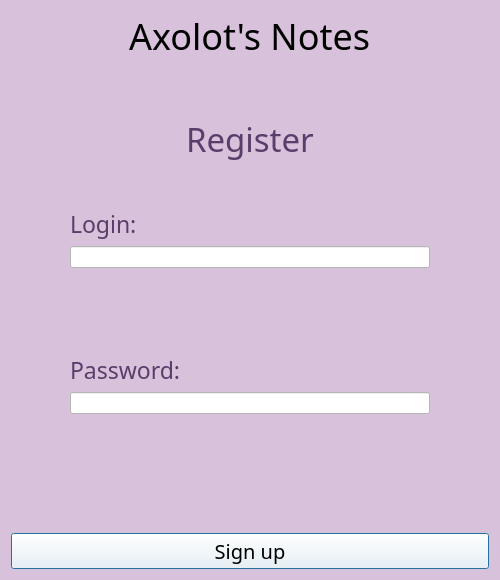
Above: Interface_files/WindowSignin.ui from Ephirious/Notes-TaskManager before the change. Below: the same form after it.
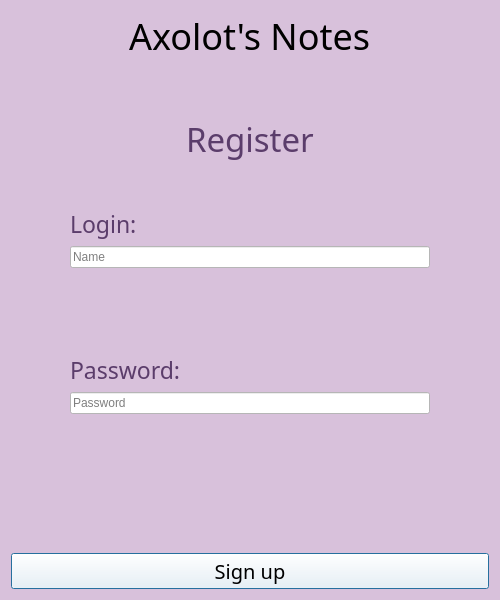
That is the form after the change. Icons and pictures are not drawn.

```diff
--- a/Interface_files/WindowSignin.ui
+++ b/Interface_files/WindowSignin.ui
@@ -7,7 +7,7 @@
     <x>0</x>
     <y>0</y>
     <width>500</width>
-    <height>580</height>
+    <height>600</height>
    </rect>
   </property>
   <property name="maximumSize">
@@ -144,7 +144,18 @@
         <item>
          <widget class="QLineEdit" name="lineEdit_login">
           <property name="styleSheet">
-           <string notr="true">background-color: rgb(255, 255, 255);</string>
+           <string notr="true">QLineEdit {
+background-color: white;
+font: 11pt &quot;Sitka&quot;;
+color: black;
+}
+QLineEdit:hover {
+background-color: rgb(225, 225, 225);
+}
+
+QLineEdit:pressed {
+background-color: white;
+}</string>
           </property>
           <property name="inputMask">
            <string/>
@@ -158,6 +169,9 @@
           <property name="readOnly">
            <bool>false</bool>
           </property>
+          <property name="placeholderText">
+           <string>Name</string>
+          </property>
           <property name="clearButtonEnabled">
            <bool>true</bool>
           </property>
@@ -201,11 +215,25 @@
         <item>
          <widget class="QLineEdit" name="lineEdit_password">
           <property name="styleSheet">
-           <string notr="true">background-color: rgb(255, 255, 255);</string>
+           <string notr="true">QLineEdit {
+background-color: white;
+font: 11pt &quot;Sitka&quot;;
+color: black;
+}
+QLineEdit:hover {
+background-color: rgb(225, 225, 225);
+}
+
+QLineEdit:pressed {
+background-color: white;
+}</string>
           </property>
           <property name="echoMode">
            <enum>QLineEdit::EchoMode::PasswordEchoOnEdit</enum>
           </property>
+          <property name="placeholderText">
+           <string>Password</string>
+          </property>
           <property name="clearButtonEnabled">
            <bool>true</bool>
           </property>
@@ -240,8 +268,17 @@
       </font>
      </property>
      <property name="styleSheet">
-      <string notr="true">background-color: rgb(255, 255, 255);
-font: 15pt &quot;Sitka&quot;;</string>
+      <string notr="true">QPushButton {
+background-color: white;
+font: 15pt &quot;Sitka&quot;;
+}
+QPushButton:hover {
+background-color: rgb(225, 225, 225);
+}
+
+QPushButton:pressed {
+background-color: rgb(225, 225, 225);
+}</string>
      </property>
      <property name="text">
       <string>Sign up</string>
```
